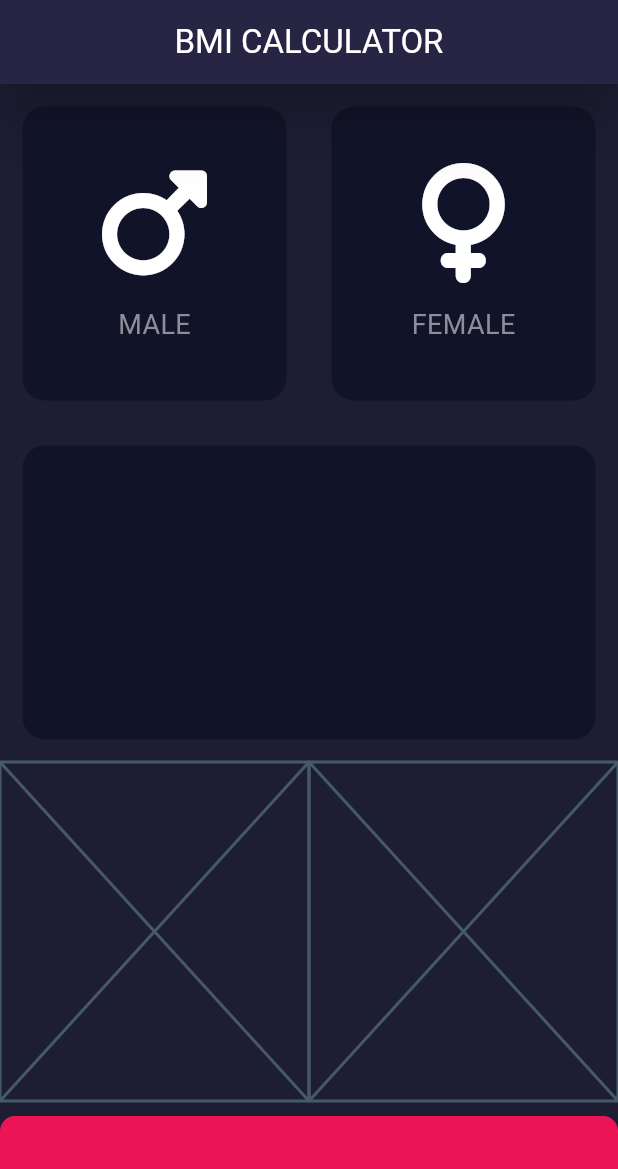
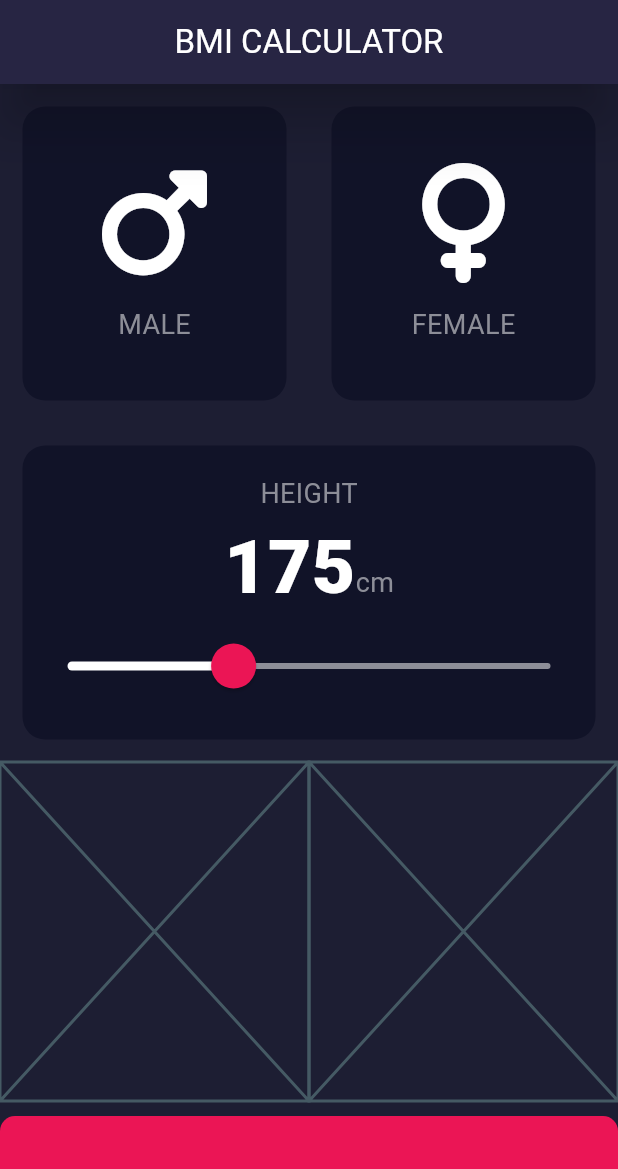
Before and after one commit to KASRA10/BMI-Calculator_V1, a Flutter app: the screen it shows after launch, on a phone screen of 412 x 824 dp. Shown: the top 1169 px of the screen. Run offline on Flutter 3.47's test engine with Material 3 defaults, Android fonts, the phone set to English and light mode, and no system bars; our stand-ins replace font_awesome_flutter.

Commit message:
Change And Finalize the Center FLex Container

```diff
--- a/lib/main.dart
+++ b/lib/main.dart
@@ -31,6 +31,8 @@ class InputPage extends StatefulWidget {
 }
 
 class _InputPageState extends State<InputPage> {
+  int heightNumber = 175;
+
   ColorUpdate colorUpdate =
       ColorUpdate(); // Create An Object From ColorChanger Class
 
@@ -95,7 +97,53 @@ class _InputPageState extends State<InputPage> {
                   child: ReusableCard(
                     changeableColor: kInActiveCardColor,
                     cardChild: Column(
-                      children: [],
+                      mainAxisAlignment: MainAxisAlignment.center,
+                      crossAxisAlignment: CrossAxisAlignment.center,
+                      children: [
+                        Text(
+                          'HEIGHT',
+                          style: kMyTextStyle,
+                        ),
+                        Row(
+                          textBaseline: TextBaseline.alphabetic,
+                          mainAxisAlignment: MainAxisAlignment.center,
+                          crossAxisAlignment: CrossAxisAlignment.baseline,
+                          children: [
+                            Text(
+                              '$heightNumber',
+                              style: kNumberTextStyle,
+                            ),
+                            Text(
+                              'cm',
+                              style: kMyTextStyle,
+                            ),
+                          ],
+                        ),
+                        SliderTheme(
+                          data: SliderTheme.of(context).copyWith(
+                            thumbShape: RoundSliderThumbShape(
+                              enabledThumbRadius: 15.0,
+                            ),
+                            overlayShape: RoundSliderOverlayShape(
+                              overlayRadius: 30.0,
+                            ),
+                            thumbColor: kSliderThumbColor,
+                            activeTrackColor: kSliderActiveBarColor,
+                            inactiveTrackColor: kSliderInActiveBarColor,
+                            overlayColor: kSliderOverLayColor,
+                          ),
+                          child: Slider(
+                            value: heightNumber.toDouble(),
+                            min: minHeightNumber,
+                            max: maxHeightNumber,
+                            onChanged: (double newHeightNumber) {
+                              setState(() {
+                                heightNumber = newHeightNumber.round();
+                              });
+                            },
+                          ),
+                        ),
+                      ],
                     ),
                     onPress: () {},
                   ),
--- a/lib/src/constants.dart
+++ b/lib/src/constants.dart
@@ -5,36 +5,69 @@ import 'package:flutter/material.dart';
 enum Gender {
   male,
   female,
-}
+} // End Of Gender
 
 const kBasicCardColor = Color(
   0xFF1D1E33,
-);
+); // End Of kBasicCardColor
+
 const kButtonButton = Color(
   0xFFEB1555,
-);
+); // End Of kButtonButton
+
 const kActiveCardColor = Color(
   0xFF2D2E41,
-);
+); // End Of kActiveCardColor
+
 const kInActiveCardColor = Color(
   0xFF111328,
-);
+); // End Of kInActiveCardColor
+
 const kTextColors = Color(
   0xFF8D8E98,
-);
+); // End Of kTextColors
+
 const kIconColors = Color(
   0xFFFFFFFF,
+); // ENd Of kIconColors
+
+const kSliderActiveBarColor = Colors.white;
+
+const kSliderInActiveBarColor = Color(
+  0XFF8D8E98,
 );
+
+const kSliderThumbColor = Color(
+  0xFFEB1555,
+);
+
+const kSliderOverLayColor = Color(
+  0x29EB1555,
+);
+
 const kMyTextStyle = TextStyle(
   fontSize: 18.0,
   color: kTextColors,
-);
+); // End Of kMyTextStyle
+
+const kNumberTextStyle = TextStyle(
+  fontSize: 50,
+  fontWeight: FontWeight.w900,
+  color: Colors.white,
+); // ENd OF kNumberTextStyle
+
 const kMarginDesign = EdgeInsets.all(
   15.0,
-);
+); // End Of kMarginDesign
+
 BorderRadius marginDesignCirCular = BorderRadius.circular(
   15.0,
-);
+); // End Of marginDesignCirCular
+
 const Radius kMarginDesignCirCularButton = Radius.circular(
   10.0,
-);
+); // ENd Of kMarginDesignCirCularButton
+
+const minHeightNumber = 110.0;
+
+const maxHeightNumber = 299.0;
```
